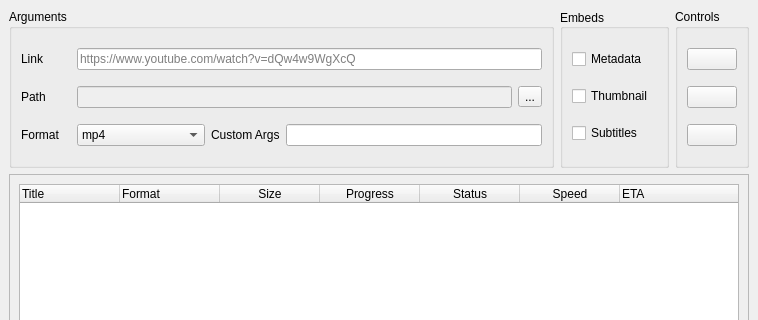
The window that app/ui/app.ui (dsymbol/yt-dlp-gui) describes before a commit, drawn with Qt 5; both pictures show x 0 to 758 and y 0 to 320 of the 758 by 581 pixel window.
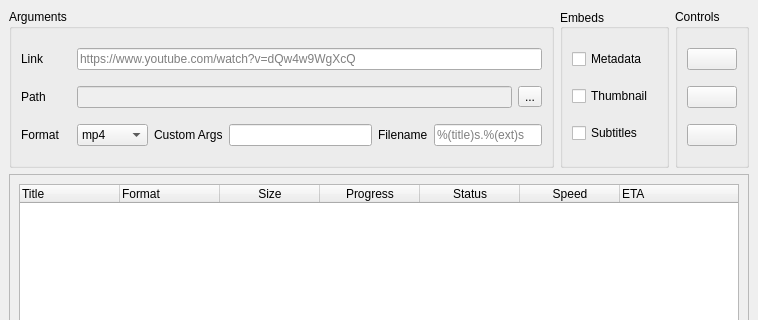
The same window after the commit. Icons and pictures are not drawn.

Diff of the .ui file:
```diff
--- a/app/ui/app.ui
+++ b/app/ui/app.ui
@@ -206,7 +206,7 @@
         </layout>
        </item>
        <item>
-        <layout class="QHBoxLayout" name="lo_format" stretch="0,1,0,2">
+        <layout class="QHBoxLayout" name="lo_format" stretch="0,1,0,2,0,0">
          <item>
           <widget class="QLabel" name="lb_format">
            <property name="minimumSize">
@@ -255,6 +255,20 @@
          <item>
           <widget class="QLineEdit" name="le_cargs"/>
          </item>
+         <item>
+          <widget class="QLabel" name="lb_filename">
+           <property name="text">
+            <string>Filename</string>
+           </property>
+          </widget>
+         </item>
+         <item>
+          <widget class="QLineEdit" name="le_filename">
+           <property name="placeholderText">
+            <string>%(title)s.%(ext)s</string>
+           </property>
+          </widget>
+         </item>
         </layout>
        </item>
       </layout>
```
